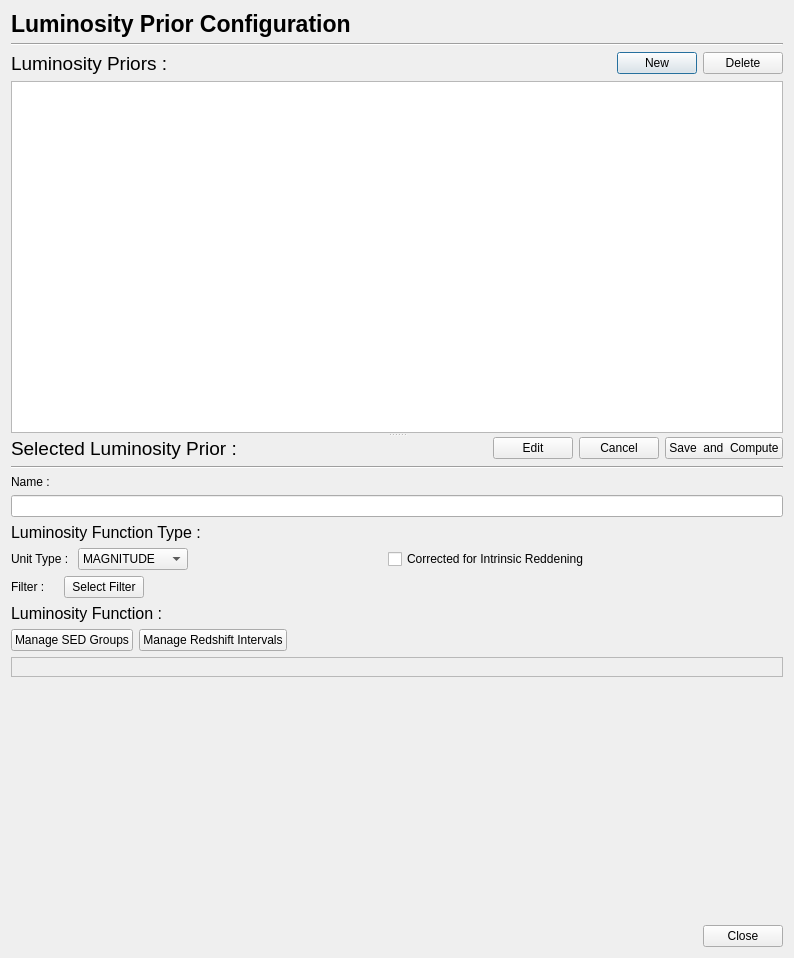
First picture: the form in PhzQtUI/auxdir/PhzQtUI/DialogLuminosityPrior.ui, repository astrorama/Phosphoros, before the edit.
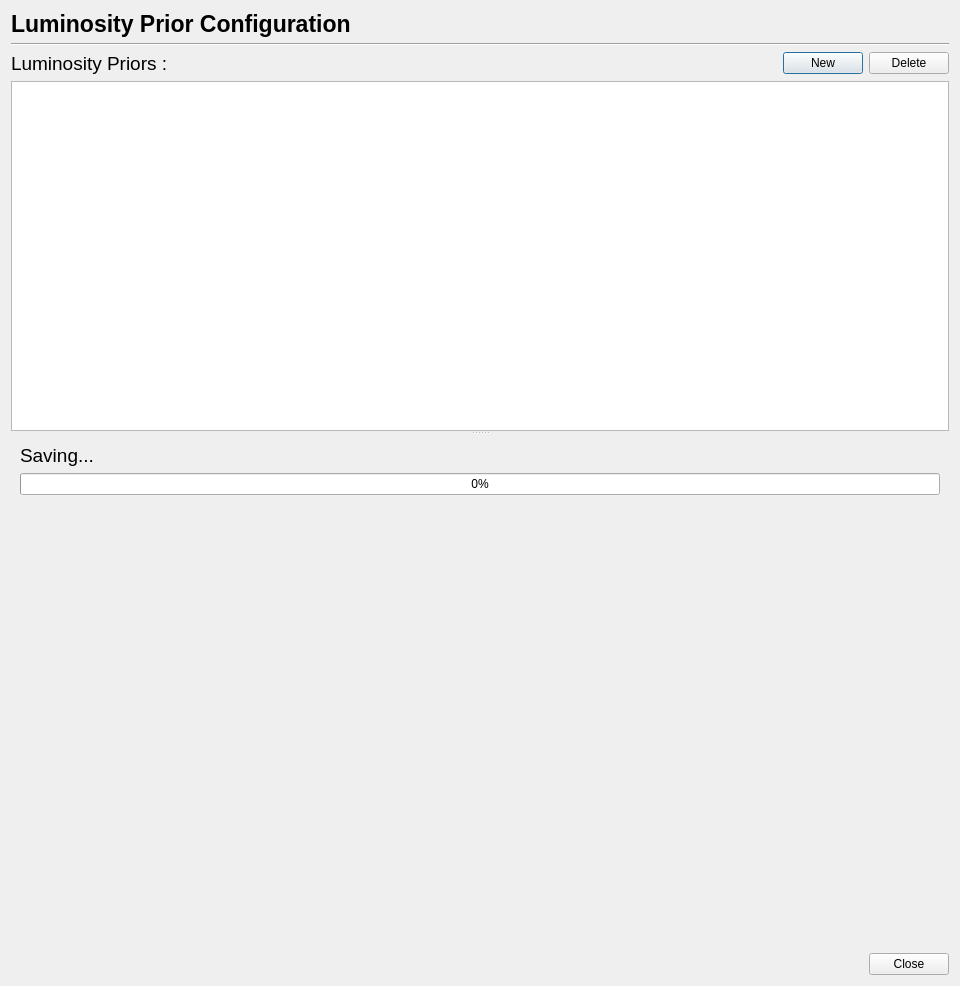
Second picture: the form after the edit. The open tabs and pages were chosen to show the change.

Commit message: Correct a display bug on the Group popup Add a progress bar on saving the Luminosity Prior and computing the grid.

Patch:
```diff
--- a/PhzQtUI/auxdir/PhzQtUI/DialogLuminosityPrior.ui
+++ b/PhzQtUI/auxdir/PhzQtUI/DialogLuminosityPrior.ui
@@ -6,8 +6,8 @@
    <rect>
     <x>0</x>
     <y>0</y>
-    <width>794</width>
-    <height>958</height>
+    <width>960</width>
+    <height>986</height>
    </rect>
   </property>
   <property name="windowTitle">
@@ -111,7 +111,13 @@
        </item>
       </layout>
      </widget>
-     <widget class="QWidget" name="verticalLayoutWidget_2">
+     <widget class="QStackedWidget" name="stackedWidget">
+      <property name="currentIndex">
+       <number>0</number>
+      </property>
+      <widget class="QWidget" name="page">
+       <layout class="QVBoxLayout" name="verticalLayout_4">
+        <item>
       <layout class="QVBoxLayout" name="verticalLayout_3">
        <item>
         <layout class="QHBoxLayout" name="horizontalLayout_7">
@@ -378,6 +384,47 @@
         </spacer>
        </item>
       </layout>
+        </item>
+       </layout>
+       <zorder>splitter</zorder>
+       <zorder>verticalLayoutWidget_2</zorder>
+      </widget>
+      <widget class="QWidget" name="page_2">
+       <layout class="QVBoxLayout" name="verticalLayout_6">
+        <item>
+         <widget class="QLabel" name="label_7">
+          <property name="font">
+           <font>
+            <pointsize>14</pointsize>
+           </font>
+          </property>
+          <property name="text">
+           <string>Saving...</string>
+          </property>
+         </widget>
+        </item>
+        <item>
+         <widget class="QProgressBar" name="progressBar">
+          <property name="value">
+           <number>0</number>
+          </property>
+         </widget>
+        </item>
+        <item>
+         <spacer name="verticalSpacer">
+          <property name="orientation">
+           <enum>Qt::Vertical</enum>
+          </property>
+          <property name="sizeHint" stdset="0">
+           <size>
+            <width>20</width>
+            <height>40</height>
+           </size>
+          </property>
+         </spacer>
+        </item>
+       </layout>
+      </widget>
      </widget>
     </widget>
    </item>
```
Left out of the diff: 2 changed lines with no effect on the pictures. Lines whose indentation alone changed are shown as unchanged. The commit also changes 13 other files.
